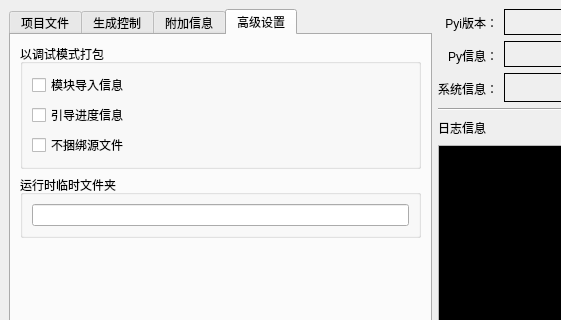
Old version of the form interface/PyInstallerTool.ui in the repository hrpzcf/AwesomePyKit; both pictures show x 0 to 561 and y 0 to 320 of the 870 by 739 pixel window.
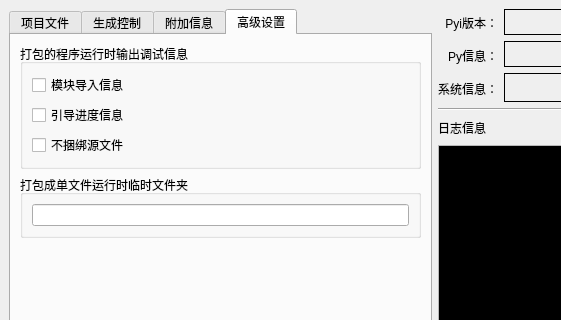
New version of the form. The open tabs and pages were chosen to show the change.

Commit message: fix: 程序打包工具UI微调

Patch:
```diff
--- a/interface/PyInstallerTool.ui
+++ b/interface/PyInstallerTool.ui
@@ -882,7 +882,7 @@
 这要求主程序后缀名不能是 *.pyw，&quot;生成控制&quot;标签中的&quot;打包的程序运行时显示控制台&quot;选项必须勾选，否则打包后的可执行程序无法运行。</string>
               </property>
               <property name="title">
-               <string>以调试模式打包</string>
+               <string>打包的程序运行时输出调试信息</string>
               </property>
               <layout class="QVBoxLayout" name="verticalLayout_22">
                <item>
@@ -930,7 +930,7 @@
 &quot;_MEIxxxxxx&quot;文件夹将在此处创建。仅当您知道自己在做什么时，才使用此选项。</string>
               </property>
               <property name="title">
-               <string>运行时临时文件夹</string>
+               <string>打包成单文件运行时临时文件夹</string>
               </property>
               <layout class="QVBoxLayout" name="verticalLayout_23">
                <item>
```
Left out of the diff: 7 changed lines with no effect on the pictures. The commit also changes 1 other file.
